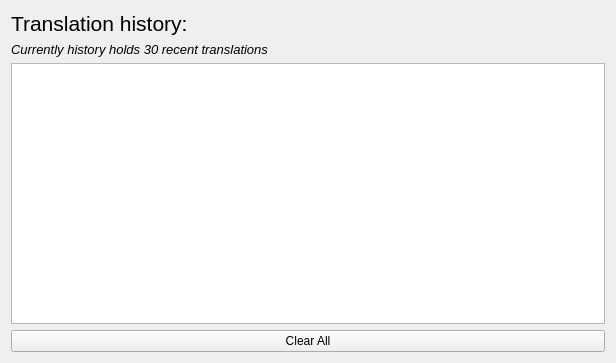
Above: src/history.ui from keshavbhatt/glate before the change. Below: the same form after it.
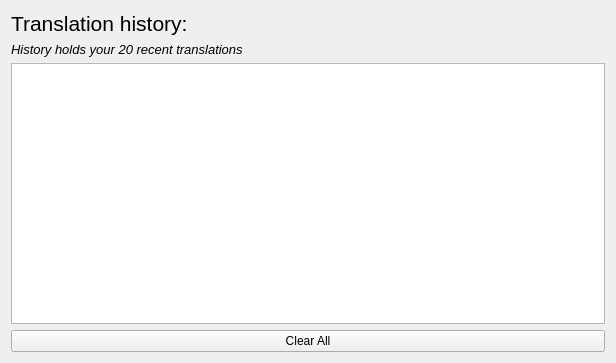
That is the form after the change. Icons and pictures are not drawn.

Commit message: history class now saves history of translations.

```diff
--- a/src/history.ui
+++ b/src/history.ui
@@ -40,7 +40,7 @@
         </font>
        </property>
        <property name="text">
-        <string>Currently history holds 30 recent translations</string>
+        <string>History holds your 20 recent translations</string>
        </property>
       </widget>
      </item>
```
Left out of the diff: 3 changed lines with no effect on the pictures. The commit also changes 3 other files.
